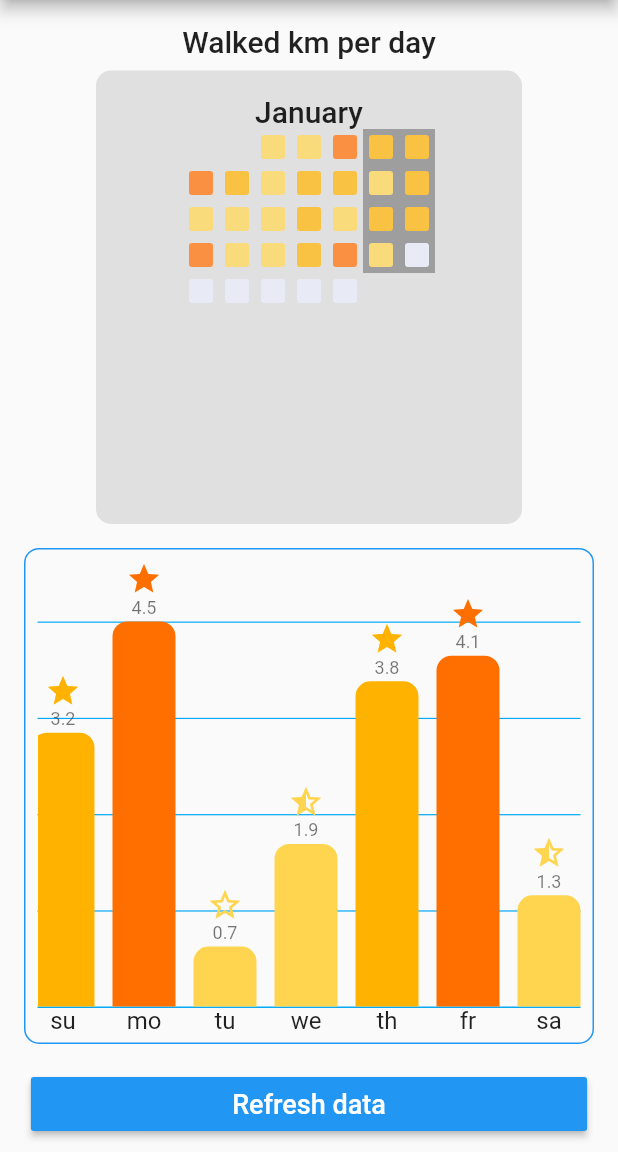
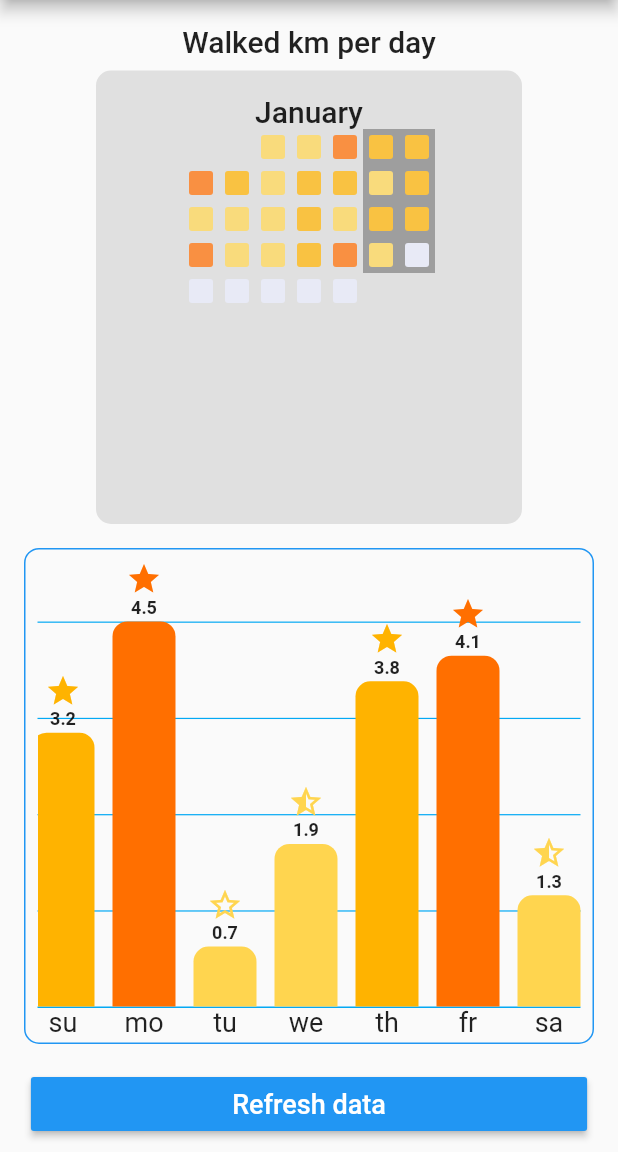
Before and after one commit to fgcan10/chart_components, a Flutter app: the BarChartPage screen opened by its route, after a tap on "Refresh data", on a phone screen of 412 x 824 dp, the part 84-1236 px from its top. Run offline on Flutter 3.47's test engine with Material 2 defaults, Android fonts, the phone set to English and light mode, and no system bars.

Commit message:
Value and label text style

```diff
--- a/example/lib/bar_chart_page.dart
+++ b/example/lib/bar_chart_page.dart
@@ -84,6 +84,9 @@ class _BarChartPageState extends State<BarChartPage> {
                 child: BarChart(
                   data: data,
                   labels: labels,
+                  labelStyle: TextStyle(fontSize: 18),
+                  valueStyle:
+                      TextStyle(fontSize: 12, fontWeight: FontWeight.bold),
                   displayValue: true,
                   reverse: true,
                   getColor: DataRepository.getColor,
--- a/lib/bar_chart_component.dart
+++ b/lib/bar_chart_component.dart
@@ -21,8 +21,14 @@ class BarChart extends StatelessWidget {
   /// Labels to display under the bars.
   final List<String> labels;
 
+  /// Label style
+  final TextStyle labelStyle;
+
   /// If enabled isplays the value on top of the bar.
   final bool displayValue;
+
+  /// Textstyle of displayed value
+  final TextStyle valueStyle;
 
   /// Gets the color of the bar based on the bar value.
   final BarCharGetColor getColor;
@@ -77,9 +83,11 @@ class BarChart extends StatelessWidget {
 
   BarChart(
       {this.labels = const [],
+      this.labelStyle,
       @required this.data,
       this.reverse = false,
       this.displayValue = true,
+      this.valueStyle,
       this.getColor,
       this.getIcon,
       this.barWidth = 32,
@@ -182,7 +190,9 @@ class BarChart extends StatelessWidget {
     return _BarItem(
       width: barWidth,
       value: data[index],
+      valueStyle: valueStyle,
       label: labels.length > index ? labels[index] : null,
+      labelStyle: labelStyle,
       showLabels: showLabels,
       heightFactor: data[index] / maxValue,
       duration: animationDuration,
@@ -223,7 +233,9 @@ class _BarItem extends ImplicitlyAnimatedWidget {
   final double heightFactor;
   final double width;
   final double value;
+  final TextStyle valueStyle;
   final String label;
+  final TextStyle labelStyle;
   final bool showLabels;
   final bool hideValue;
   final bool dislplayValue;
@@ -238,7 +250,9 @@ class _BarItem extends ImplicitlyAnimatedWidget {
     @required this.heightFactor,
     @required this.width,
     @required this.value,
+    this.valueStyle,
     this.label,
+    this.labelStyle,
     this.showLabels,
     this.dislplayValue = true,
     this.hideValue = false,
@@ -298,7 +312,7 @@ class _BarItemState extends AnimatedWidgetBaseState<_BarItem> {
                     : widget.value.toString()),
             textAlign: TextAlign.center,
             softWrap: false,
-            style: Theme.of(context).textTheme.caption,
+            style: widget.valueStyle ?? Theme.of(context).textTheme.caption,
           ),
         ),
         Flexible(
@@ -327,7 +341,7 @@ class _BarItemState extends AnimatedWidgetBaseState<_BarItem> {
             widget.label == null ? '' : widget.label,
             softWrap: false,
             textAlign: TextAlign.center,
-            style: Theme.of(context).textTheme.subhead,
+            style: widget.labelStyle ?? Theme.of(context).textTheme.subtitle1,
           ),
         ),
       ],
```
Also changed, not shown: example/pubspec.lock.
